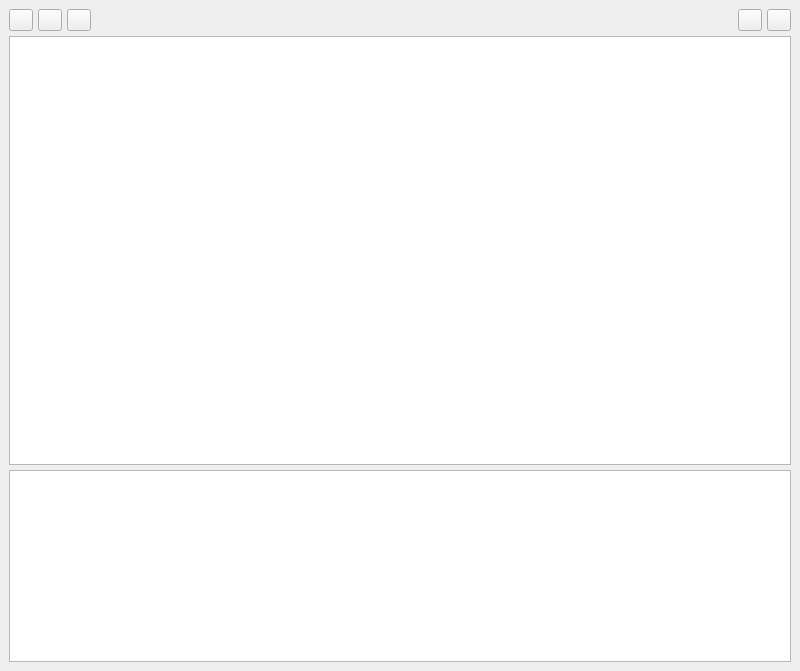
The window that dfarted/main.ui (papanumba/dryfart) describes before a commit, drawn with Qt 5.
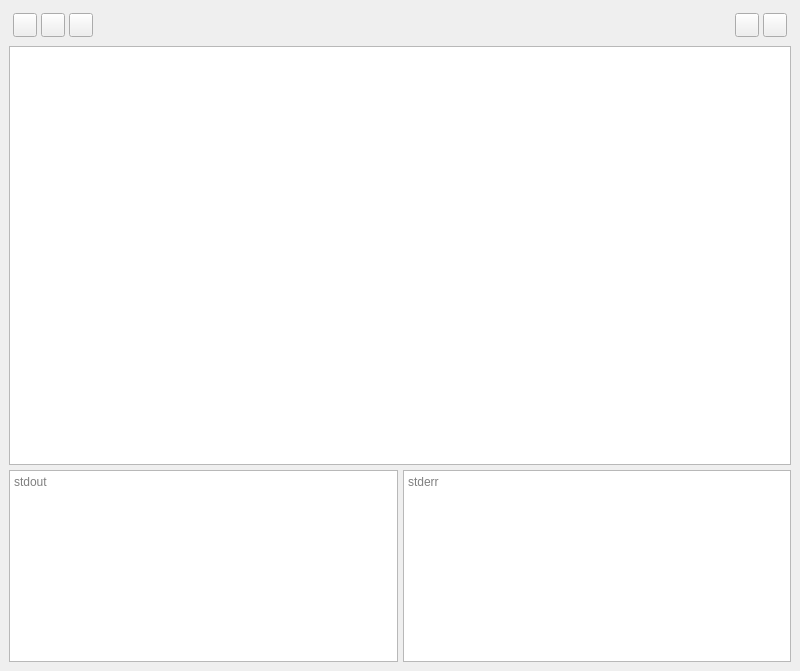
The same window after the commit. Icons and pictures are not drawn.

```diff
--- a/dfarted/main.ui
+++ b/dfarted/main.ui
@@ -24,10 +24,57 @@
       <property name="spacing">
        <number>5</number>
       </property>
-      <item row="0" column="0">
+      <item row="2" column="0">
+       <widget class="QPlainTextEdit" name="editor">
+        <property name="enabled">
+         <bool>true</bool>
+        </property>
+        <property name="sizePolicy">
+         <sizepolicy hsizetype="Preferred" vsizetype="Expanding">
+          <horstretch>0</horstretch>
+          <verstretch>0</verstretch>
+         </sizepolicy>
+        </property>
+        <property name="minimumSize">
+         <size>
+          <width>80</width>
+          <height>20</height>
+         </size>
+        </property>
+        <property name="font">
+         <font>
+          <family>Monospace</family>
+          <pointsize>14</pointsize>
+          <kerning>false</kerning>
+         </font>
+        </property>
+        <property name="autoFillBackground">
+         <bool>false</bool>
+        </property>
+        <property name="plainText">
+         <string/>
+        </property>
+       </widget>
+      </item>
+      <item row="1" column="0">
        <layout class="QHBoxLayout" name="buttonLayout">
+        <property name="spacing">
+         <number>4</number>
+        </property>
+        <property name="sizeConstraint">
+         <enum>QLayout::SetDefaultConstraint</enum>
+        </property>
+        <property name="leftMargin">
+         <number>4</number>
+        </property>
+        <property name="topMargin">
+         <number>4</number>
+        </property>
+        <property name="rightMargin">
+         <number>4</number>
+        </property>
         <property name="bottomMargin">
-         <number>0</number>
+         <number>4</number>
         </property>
         <item>
          <widget class="QPushButton" name="button_new">
@@ -174,40 +221,32 @@
         </item>
        </layout>
       </item>
-      <item row="1" column="0">
-       <widget class="QPlainTextEdit" name="editor">
-        <property name="enabled">
-         <bool>true</bool>
-        </property>
+      <item row="3" column="0">
+       <layout class="QHBoxLayout" name="horizontalLayout">
+        <item>
+         <widget class="QPlainTextEdit" name="stdout">
         <property name="sizePolicy">
-         <sizepolicy hsizetype="Preferred" vsizetype="Expanding">
+           <sizepolicy hsizetype="Expanding" vsizetype="Minimum">
           <horstretch>0</horstretch>
           <verstretch>0</verstretch>
          </sizepolicy>
         </property>
         <property name="minimumSize">
          <size>
-          <width>80</width>
-          <height>20</height>
-         </size>
-        </property>
-        <property name="font">
-         <font>
-          <family>Monospace</family>
-          <pointsize>14</pointsize>
-          <kerning>false</kerning>
-         </font>
-        </property>
-        <property name="autoFillBackground">
-         <bool>false</bool>
-        </property>
-        <property name="plainText">
-         <string/>
-        </property>
-       </widget>
-      </item>
-      <item row="2" column="0" rowspan="2">
-       <widget class="QPlainTextEdit" name="output">
+            <width>0</width>
+            <height>100</height>
+           </size>
+          </property>
+          <property name="readOnly">
+           <bool>true</bool>
+          </property>
+          <property name="placeholderText">
+           <string>stdout</string>
+          </property>
+         </widget>
+        </item>
+        <item>
+         <widget class="QPlainTextEdit" name="stderr">
         <property name="sizePolicy">
          <sizepolicy hsizetype="Expanding" vsizetype="Minimum">
           <horstretch>0</horstretch>
@@ -220,7 +259,15 @@
           <height>100</height>
          </size>
         </property>
-       </widget>
+          <property name="readOnly">
+           <bool>true</bool>
+          </property>
+          <property name="placeholderText">
+           <string>stderr</string>
+          </property>
+         </widget>
+        </item>
+       </layout>
       </item>
      </layout>
     </item>
```
Left out of the diff: 2 changed lines with no effect on the pictures. Lines whose indentation alone changed are shown as unchanged.
